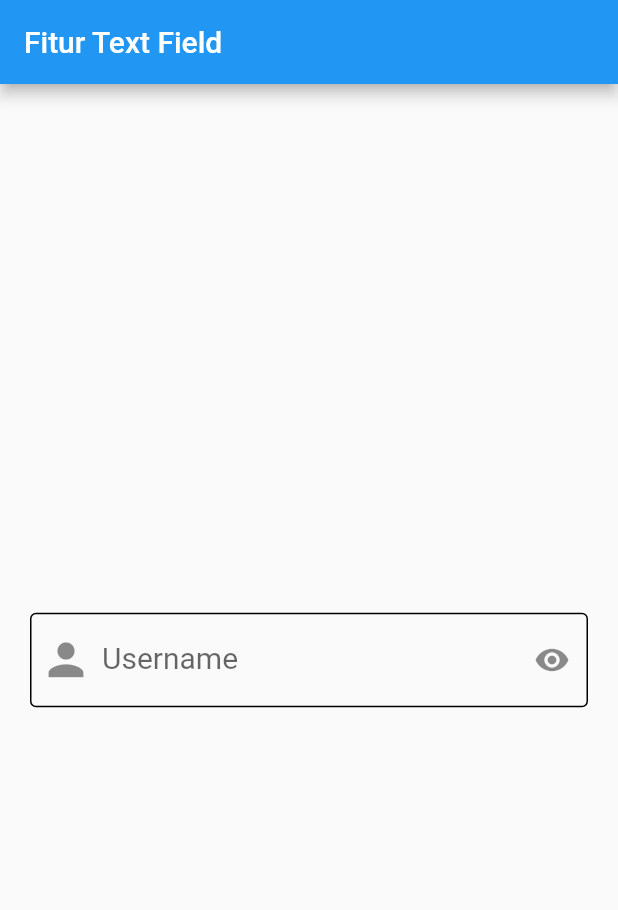
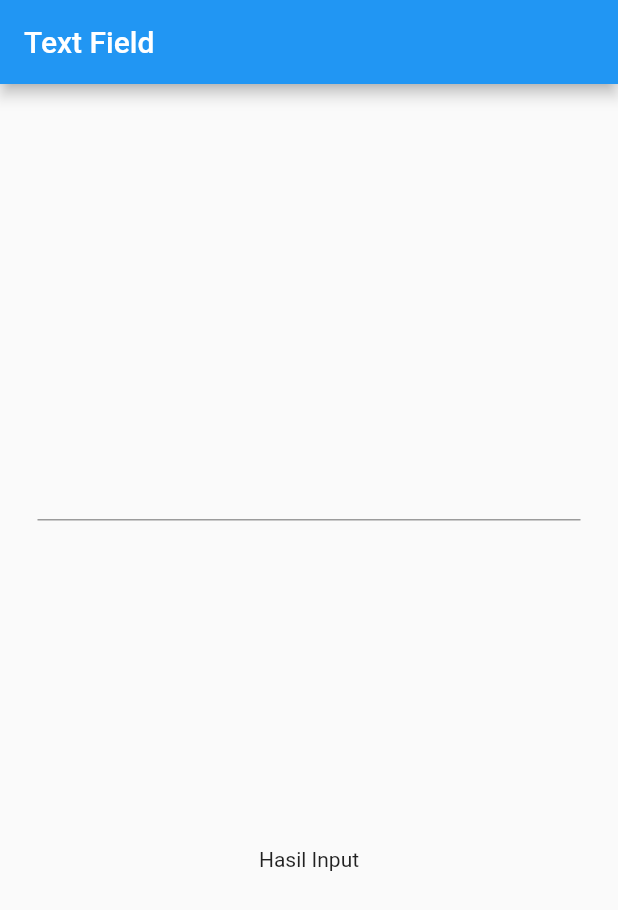
Before and after one commit to chanddut/Learn-Flutter, a Flutter app: the screen it shows after launch, on a phone screen of 412 x 824 dp. Shown: the top 910 px of the screen. Run offline on Flutter 3.47's test engine with Material 2 defaults, Android fonts, the phone set to English and light mode, and no system bars.

Commit message:
Flutter Commit

```diff
--- a/lib/main.dart
+++ b/lib/main.dart
@@ -1,4 +1,3 @@
-import 'package:faker/faker.dart';
 import 'package:flutter/material.dart';
 import 'package:intl/intl.dart';
 
@@ -331,62 +330,110 @@ void main() {
 //   }
 // }
 
-class MyApp extends StatelessWidget {
+// class MyApp extends StatelessWidget {
+//   @override
+//   Widget build(BuildContext context) {
+//     return MaterialApp(
+//       debugShowCheckedModeBanner: false,
+//       home: Scaffold(
+//         appBar: AppBar(
+//           title: Text("Fitur Text Field"),
+//         ),
+//         body: Center(
+//           child: Padding(
+//             padding: const EdgeInsets.all(20),
+//             child: TextField(
+//               // Fitur
+//               enabled: true,
+//               autocorrect: true,
+//               autofocus: true,
+//               enableInteractiveSelection: true,
+//               obscureText: true,
+//               obscuringCharacter: "*",
+//               keyboardType: TextInputType.phone,
+//               readOnly: false,
+
+//               // Decoration
+//               autocorrect: false,
+//               showCursor: true,
+//               cursorColor: Colors.grey,
+//               cursorHeight: 25,
+//               cursorWidth: 3,
+//               cursorRadius: Radius.circular(20),
+//               obscureText: true,
+
+//               textAlign: TextAlign.start,
+//               textAlignVertical: TextAlignVertical.center,
+//               textCapitalization: TextCapitalization.words,
+//               style: TextStyle(fontSize: 20),
+
+//               decoration: InputDecoration(
+//                   border: OutlineInputBorder(
+//                     borderRadius: BorderRadius.circular(20),
+//                   ),
+//                   focusedBorder: OutlineInputBorder(
+//                       borderSide: BorderSide(color: Colors.grey)),
+//                   enabledBorder: OutlineInputBorder(
+//                       borderSide: BorderSide(color: Colors.black)),
+//                   prefixIcon: Icon(
+//                     Icons.person,
+//                     size: 35,
+//                   ),
+//                   suffixIcon: Icon(Icons.remove_red_eye),
+//                   // prefixText: "username : ",
+//                   labelText: "Username",
+//                   hintText: "Please insert your username"),
+//             ),
+//           ),
+//         ),
+//       ),
+//     );
+//   }
+// }
+
+class MyApp extends StatefulWidget {
+  @override
+  State<MyApp> createState() => _MyAppState();
+}
+
+class _MyAppState extends State<MyApp> {
+  final TextEditingController myController = TextEditingController();
+
+  String hasil = "Hasil Input";
+
   @override
   Widget build(BuildContext context) {
     return MaterialApp(
-      debugShowCheckedModeBanner: false,
       home: Scaffold(
         appBar: AppBar(
-          title: Text("Fitur Text Field"),
+          title: Text("Text Field"),
         ),
         body: Center(
-          child: Padding(
-            padding: const EdgeInsets.all(20),
-            child: TextField(
-              // Fitur
-              // // enabled: false,
-              // autocorrect: true,
-              // autofocus: true,
-              // enableInteractiveSelection: true,
-              // obscureText: true,
-              // obscuringCharacter: "*",
-              // keyboardType: TextInputType.phone,
-              // // readOnly: true,
-
-              // Decoration
-              autocorrect: false,
-              showCursor: true,
-              cursorColor: Colors.grey,
-              cursorHeight: 25,
-              cursorWidth: 3,
-              cursorRadius: Radius.circular(20),
-              obscureText: true,
-
-              textAlign: TextAlign.start,
-              textAlignVertical: TextAlignVertical.center,
-              textCapitalization: TextCapitalization.words,
-              style: TextStyle(fontSize: 20),
-
-              decoration: InputDecoration(
-                  border: OutlineInputBorder(
-                    borderRadius: BorderRadius.circular(20),
-                  ),
-                  focusedBorder: OutlineInputBorder(
-                      borderSide: BorderSide(color: Colors.grey)),
-                  enabledBorder: OutlineInputBorder(
-                      borderSide: BorderSide(color: Colors.black)),
-                  prefixIcon: Icon(
-                    Icons.person,
-                    size: 35,
-                  ),
-                  suffixIcon: Icon(Icons.remove_red_eye),
-                  // prefixText: "username : ",
-                  labelText: "Username",
-                  hintText: "Please insert your username"),
-            ),
+            child: Padding(
+          padding: const EdgeInsets.all(25),
+          child: Column(
+            mainAxisAlignment: MainAxisAlignment.spaceEvenly,
+            children: [
+              TextField(
+                controller: myController,
+                onChanged: (value) {
+                  print("ONCHANGED");
+                },
+                onSubmitted: (value) {
+                  print(value);
+                  setState(() {
+                    hasil = value;
+                  });
+                },
+                onEditingComplete: () {
+                  print("Edit Success");
+                  print(myController.text);
+                },
+              ),
+              Text(hasil)
+            ],
           ),
-        ),
+        )),
       ),
     );
   }
```
